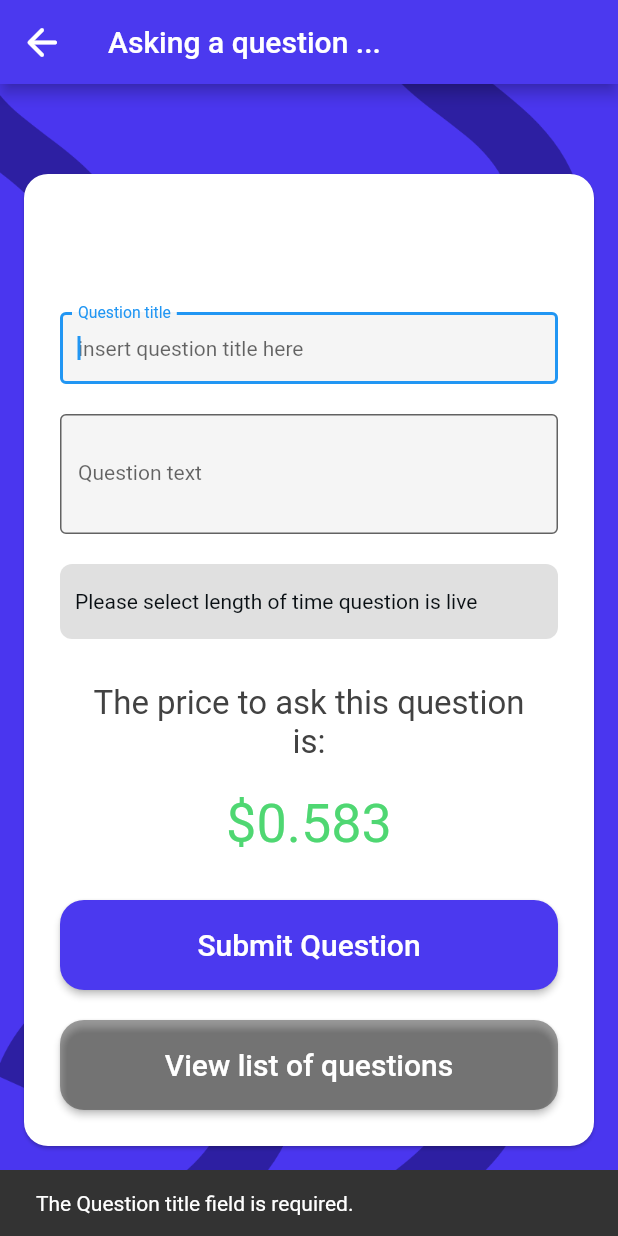
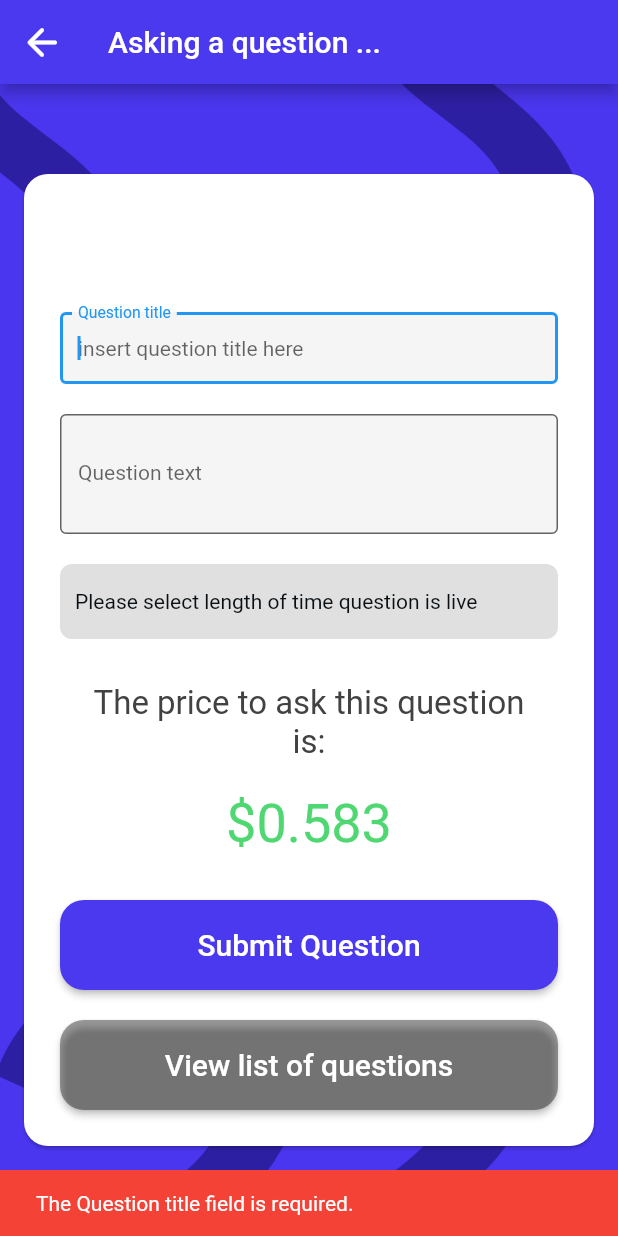
Before and after one commit to matthewgatto/crowd-flutter, a Flutter app: the CreateQuestionIndividuallyWidget screen opened directly with empty values, after a tap on "Submit Question", on a phone screen of 412 x 824 dp. Run offline on Flutter 3.47's test engine with Material 2 defaults, Android fonts, the phone set to English and light mode, and no system bars; drawn by our look-alikes of auto_size_text; our stand-ins replace cloud_firestore, dropdown_button2, easy_debounce, equatable, firebase_auth, firebase_core and 12 more; missing offline and left inert: json_path, mime_type; accounts and stored records are empty.

Commit message:
show error as red color

```diff
--- /dev/null
+++ b/lib/enum/snack_bar_type.dart
@@ -0,0 +1,5 @@
+enum SnackBarType {
+  error,
+  info,
+  message,
+}
--- a/lib/pages/create_question_individually/create_question_individually_widget.dart
+++ b/lib/pages/create_question_individually/create_question_individually_widget.dart
@@ -1,3 +1,4 @@
+import 'package:crowds/enum/snack_bar_type.dart';
 import 'package:crowds/services/dialog_service.dart';
 import 'package:crowds/services/snack_bar_service.dart';
 import 'package:crowds/widgets/button_widget.dart';
@@ -78,7 +79,11 @@ class _CreateQuestionIndividuallyWidgetState
     }
 
     if (errorMessage != null) {
-      SnackBarService.show(context, errorMessage);
+      SnackBarService.show(
+        context: context,
+        title: errorMessage,
+        type: SnackBarType.error,
+      );
       return;
     }
 
--- a/lib/services/snack_bar_service.dart
+++ b/lib/services/snack_bar_service.dart
@@ -1,9 +1,26 @@
+import 'package:crowds/enum/snack_bar_type.dart';
 import 'package:flutter/material.dart';
 
 class SnackBarService {
-  static void show(BuildContext context,String title){
+  static Color _getColor(SnackBarType type){
+    switch(type){
+      case SnackBarType.error:
+        return Colors.red;
+      case SnackBarType.info:
+        return Colors.green;
+      case SnackBarType.message:
+        return Colors.black;
+    }
+  }
+
+  static void show({
+    required BuildContext context,
+    required String title,
+    required SnackBarType type,
+  }) {
     var snackBar = SnackBar(
       content: Text(title),
+      backgroundColor: _getColor(type),
     );
     ScaffoldMessenger.of(context).showSnackBar(snackBar);
   }
```
